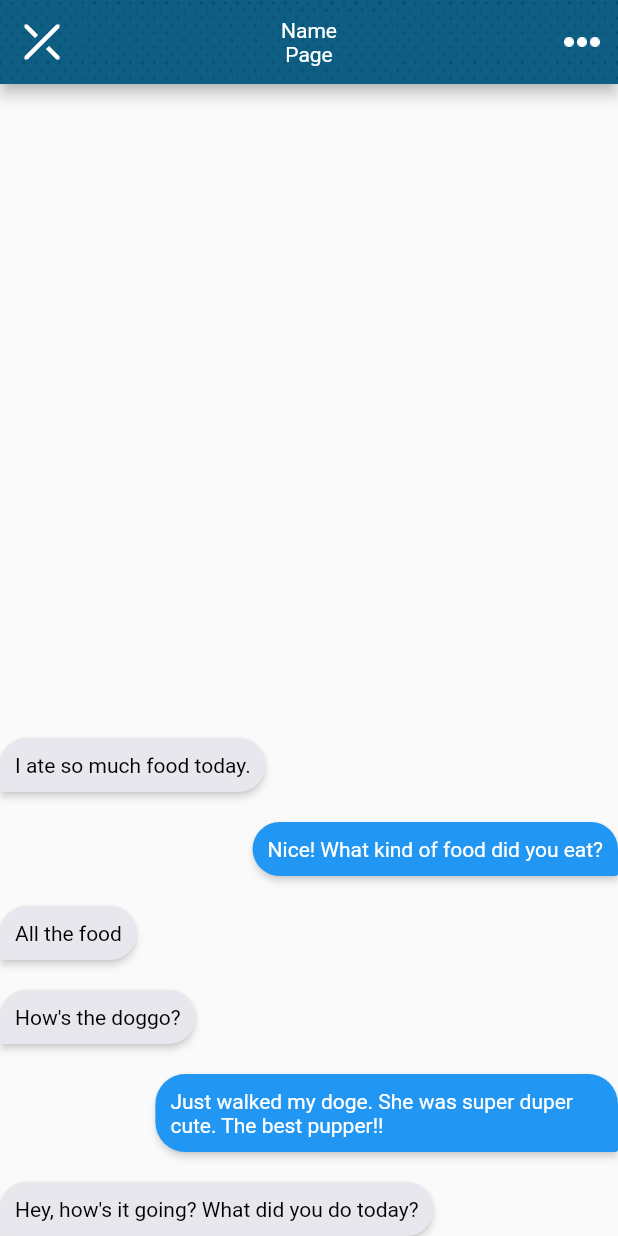
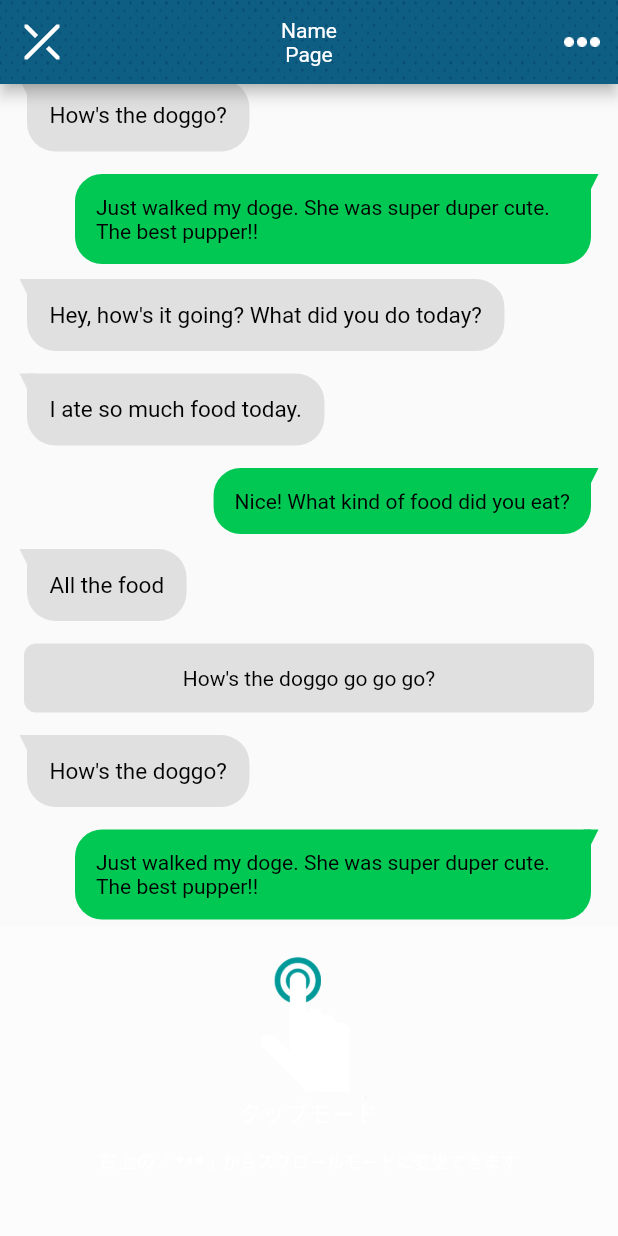
Before and after one commit to mikhoaitay23/tanzak_clone, a Flutter app: the ReadingScreen screen opened by its route, on a phone screen of 412 x 824 dp. Run offline on Flutter 3.47's test engine with Material 2 defaults, Android fonts, the phone set to English and light mode, and no system bars; drawn by our look-alikes of flutter_chat_bubble; our stand-ins replace carousel_slider, get, share_plus, smooth_page_indicator, webview_flutter; missing offline and left inert: expand_widget, flutter_email_sender; network calls fail.

Commit message:
- update

```diff
--- a/lib/data/model/message_model.dart
+++ b/lib/data/model/message_model.dart
@@ -29,6 +29,11 @@ final UserModel greg = UserModel(
   name: 'Greg',
 );
 
+final UserModel bot = UserModel(
+  id: 2,
+  name: 'Bot'
+);
+
 // EXAMPLE MESSAGES IN CHAT SCREEN
 List<Message> messages = [
   Message(
@@ -49,6 +54,62 @@ List<Message> messages = [
     sender: greg,
     time: '3:45 PM',
     text: 'How\'s the doggo?',
+    isLiked: false,
+    unread: true,
+  ),
+  Message(
+    sender: bot,
+    time: '3:45 PM',
+    text: 'How\'s the doggo go go go?',
+    isLiked: false,
+    unread: true,
+  ),
+  Message(
+    sender: greg,
+    time: '3:15 PM',
+    text: 'All the food',
+    isLiked: true,
+    unread: true,
+  ),
+  Message(
+    sender: currentUser,
+    time: '2:30 PM',
+    text: 'Nice! What kind of food did you eat?',
+    isLiked: false,
+    unread: true,
+  ),
+  Message(
+    sender: greg,
+    time: '2:00 PM',
+    text: 'I ate so much food today.',
+    isLiked: false,
+    unread: true,
+  ),
+  Message(
+    sender: greg,
+    time: '5:30 PM',
+    text: 'Hey, how\'s it going? What did you do today?',
+    isLiked: true,
+    unread: true,
+  ),
+  Message(
+    sender: currentUser,
+    time: '4:30 PM',
+    text: 'Just walked my doge. She was super duper cute. The best pupper!!',
+    isLiked: false,
+    unread: true,
+  ),
+  Message(
+    sender: greg,
+    time: '3:45 PM',
+    text: 'How\'s the doggo?',
+    isLiked: false,
+    unread: true,
+  ),
+  Message(
+    sender: bot,
+    time: '3:45 PM',
+    text: 'How\'s the doggo go go go?',
     isLiked: false,
     unread: true,
   ),
--- a/lib/screen/reading/reading_screen.dart
+++ b/lib/screen/reading/reading_screen.dart
@@ -1,7 +1,10 @@
 import 'package:flutter/material.dart';
 import 'package:flutter_chat_bubble/bubble_type.dart';
-import 'package:flutter_chat_bubble/chat_bubble.dart';
 import 'package:flutter_chat_bubble/clippers/chat_bubble_clipper_8.dart';
+import 'package:tanzak_clone/widget/bot_message.dart';
+import 'package:tanzak_clone/widget/bottom_reading_controller.dart';
+import 'package:tanzak_clone/widget/receive_message.dart';
+import 'package:tanzak_clone/widget/send_message.dart';
 
 import '../../data/model/message_model.dart';
 import '../../utils/images.dart';
@@ -57,7 +60,7 @@ class ReadingScreenState extends State<ReadingScreen> {
                     fit: BoxFit.fill)),
           ),
         ),
-        body: Column(
+        body: Stack(
           children: [
             Expanded(
                 child: ClipRRect(
@@ -68,45 +71,38 @@ class ReadingScreenState extends State<ReadingScreen> {
                 itemBuilder: (BuildContext context, int index) {
                   final Message message = messages[index];
                   final bool isMe = message.sender.id == currentUser.id;
-                  return _buildMessage(message, isMe);
+                  if (index == 0) {
+                    return SizedBox(
+                      height: MediaQuery.of(context).size.height / 4,
+                    );
+                  } else {
+                    return _buildMessage(message, isMe);
+                  }
                 },
               ),
-            ))
+            )),
+            const Align(
+              alignment: Alignment.bottomCenter,
+              child: BottomReadingController(),
+            )
           ],
         ));
   }
 
   _buildMessage(Message message, bool isMe) {
-    if (isMe) {
-      return ChatBubble(
-        clipper: ChatBubbleClipper8(type: BubbleType.sendBubble),
-        alignment: Alignment.topRight,
-        margin: const EdgeInsets.only(top: 20),
-        backGroundColor: Colors.blue,
-        child: Container(
-          constraints: BoxConstraints(
-            maxWidth: MediaQuery.of(context).size.width * 0.7,
-          ),
-          child: Text(
-            message.text,
-            style: const TextStyle(color: Colors.white),
-          ),
-        ),
+    if (message.sender.id == 2) {
+      return BotMessage(
+        messageModel: message,
+      );
+    } else {
+      if (isMe) {
+        return SendMessage(
+          messageModel: message,
+        );
+      }
+      return ReceiveMessage(
+        messageModel: message,
       );
     }
-    return ChatBubble(
-      clipper: ChatBubbleClipper8(type: BubbleType.receiverBubble),
-      backGroundColor: const Color(0xffE7E7ED),
-      margin: const EdgeInsets.only(top: 20),
-      child: Container(
-        constraints: BoxConstraints(
-          maxWidth: MediaQuery.of(context).size.width * 0.7,
-        ),
-        child: Text(
-          message.text,
-          style: const TextStyle(color: Colors.black),
-        ),
-      ),
-    );
   }
 }
--- a/lib/utils/images.dart
+++ b/lib/utils/images.dart
@@ -12,4 +12,5 @@ class Images {
 
   static const String imgBackgroundHeader = 'assets/images/img_background_header.png';
   static const String imgAppSplash = 'assets/images/img_app_splash.png';
+  static const String imgGuidelineNew = 'assets/images/img_guideline_new.png';
 }
--- /dev/null
+++ b/lib/widget/bot_message.dart
@@ -0,0 +1,40 @@
+import 'package:flutter/cupertino.dart';
+import 'package:flutter/material.dart';
+import 'package:tanzak_clone/data/model/message_model.dart';
+
+import 'ktext.dart';
+
+class BotMessage extends StatelessWidget {
+  final Message messageModel;
+
+  const BotMessage({Key key, this.messageModel}) : super(key: key);
+
+  @override
+  Widget build(BuildContext context) {
+    return Padding(
+      padding: const EdgeInsets.symmetric(vertical: 5, horizontal: 16),
+      child: Flexible(
+        child: Container(
+          padding: const EdgeInsets.all(15),
+          margin: const EdgeInsets.only(bottom: 5),
+          decoration: BoxDecoration(
+            color: Colors.grey.shade300,
+            borderRadius: const BorderRadius.only(
+              topRight: Radius.circular(8),
+              topLeft: Radius.circular(8),
+              bottomLeft: Radius.circular(8),
+              bottomRight: Radius.circular(8),
+            ),
+          ),
+          child: Center(
+            child: KText(
+              text: messageModel.text,
+              color: Colors.black,
+              fontSize: 14,
+            ),
+          ),
+        ),
+      ),
+    );
+  }
+}
--- /dev/null
+++ b/lib/widget/bottom_reading_controller.dart
@@ -0,0 +1,27 @@
+import 'package:flutter/cupertino.dart';
+import 'package:tanzak_clone/utils/images.dart';
+
+class BottomReadingController extends StatefulWidget {
+  const BottomReadingController({Key key}) : super(key: key);
+
+  @override
+  BottomReadingControllerState createState() => BottomReadingControllerState();
+}
+
+class BottomReadingControllerState extends State<BottomReadingController> {
+  @override
+  Widget build(BuildContext context) {
+    return Container(
+      height: MediaQuery.of(context).size.height / 4,
+      width: double.infinity,
+      decoration:
+          BoxDecoration(color: const Color(0xFFFFFFFF).withOpacity(0.3)),
+      child: Align(
+        alignment: Alignment.center,
+        child: Stack(
+          children: [Image.asset(Images.imgGuidelineNew)],
+        ),
+      ),
+    );
+  }
+}
--- a/lib/widget/item_chart.dart
+++ b/lib/widget/item_chart.dart
@@ -14,14 +14,12 @@ class ItemChart extends StatelessWidget {
     return Column(
       crossAxisAlignment: CrossAxisAlignment.stretch,
       children: [
-        Expanded(
-          child: Container(
-            color: Colors.grey,
-            height: 200,
-            child: Image.network(
-              itemHome.urlImage,
-              fit: BoxFit.cover,
-            ),
+        Container(
+          color: Colors.grey,
+          height: 200,
+          child: Image.network(
+            itemHome.urlImage,
+            fit: BoxFit.cover,
           ),
         ),
         const SizedBox(
--- /dev/null
+++ b/lib/widget/receive_message.dart
@@ -0,0 +1,49 @@
+import 'package:flutter/cupertino.dart';
+import 'package:flutter/material.dart';
+import 'package:tanzak_clone/widget/triangle.dart';
+import 'dart:math' as math;
+
+import '../data/model/message_model.dart';
+
+class ReceiveMessage extends StatelessWidget {
+  final Message messageModel;
+
+  const ReceiveMessage({Key key, this.messageModel}) : super(key: key);
+
+  @override
+  Widget build(BuildContext context) {
+    return Padding(
+      padding: const EdgeInsets.only(right: 50, left: 18.0, top: 5, bottom: 5),
+      child: Row(
+        mainAxisAlignment: MainAxisAlignment.start,
+        crossAxisAlignment: CrossAxisAlignment.start,
+        children: [
+          Transform(
+            alignment: Alignment.center,
+            transform: Matrix4.rotationY(math.pi),
+            child: CustomPaint(
+              painter: Triangle(bgColor: Colors.grey.shade300),
+            ),
+          ),
+          Container(
+            padding: const EdgeInsets.all(15),
+            margin: const EdgeInsets.only(bottom: 5),
+            decoration: BoxDecoration(
+              color: Colors.grey.shade300,
+              borderRadius: const BorderRadius.only(
+                topRight: Radius.circular(19),
+                bottomLeft: Radius.circular(19),
+                bottomRight: Radius.circular(19),
+              ),
+            ),
+            child: Text(
+              messageModel.text,
+              maxLines: 4,
+              style: const TextStyle(color: Colors.black, fontSize: 15),
+            ),
+          ),
+        ],
+      ),
+    );
+  }
+}
--- /dev/null
+++ b/lib/widget/send_message.dart
@@ -0,0 +1,53 @@
+import 'package:flutter/cupertino.dart';
+import 'package:flutter/material.dart';
+import 'package:tanzak_clone/data/model/message_model.dart';
+import 'package:tanzak_clone/widget/triangle.dart';
+
+import 'ktext.dart';
+
+class SendMessage extends StatelessWidget {
+  final Message messageModel;
+  const SendMessage({Key key, this.messageModel}) : super(key: key);
+
+  @override
+  Widget build(BuildContext context) {
+    final message = Flexible(
+        child: Row(
+      mainAxisAlignment: MainAxisAlignment.end,
+      crossAxisAlignment: CrossAxisAlignment.start,
+      children: [
+        Flexible(
+          child: Container(
+            padding: const EdgeInsets.all(14),
+            decoration: BoxDecoration(
+              color: Colors.greenAccent[700],
+              borderRadius: const BorderRadius.only(
+                topLeft: Radius.circular(18),
+                bottomLeft: Radius.circular(18),
+                bottomRight: Radius.circular(18),
+              ),
+            ),
+            child: KText(
+              text: messageModel.text,
+              color: Colors.black,
+              maxLines: 4,
+              fontSize: 14,
+            ),
+          ),
+        ),
+        CustomPaint(painter: Triangle(bgColor: Colors.greenAccent[700])),
+      ],
+    ));
+
+    return Padding(
+      padding: const EdgeInsets.only(right: 18.0, left: 50, top: 5, bottom: 5),
+      child: Row(
+        mainAxisAlignment: MainAxisAlignment.end,
+        children: <Widget>[
+          const SizedBox(height: 30),
+          message,
+        ],
+      ),
+    );
+  }
+}
--- /dev/null
+++ b/lib/widget/triangle.dart
@@ -0,0 +1,23 @@
+import 'package:flutter/cupertino.dart';
+
+class Triangle extends CustomPainter {
+  final Color bgColor;
+
+  Triangle({this.bgColor});
+
+  @override
+  void paint(Canvas canvas, Size size) {
+    var paint = Paint()..color = bgColor;
+
+    var path = Path();
+    path.lineTo(-5, 0);
+    path.lineTo(0, 10);
+    path.lineTo(5, 0);
+    canvas.drawPath(path, paint);
+  }
+
+  @override
+  bool shouldRepaint(covariant CustomPainter oldDelegate) {
+    return false;
+  }
+}
--- a/pubspec.yaml
+++ b/pubspec.yaml
@@ -74,6 +74,7 @@ flutter:
      - assets/images/img_background_header.png
      - assets/images/img_app_splash.png
      - assets/images/img_app_splash2.png
+     - assets/images/img_guideline_new.png
      - assets/icons/ic_share_icon_2.png
      - assets/icons/ic_favorite_deactive.png
      - assets/icons/ic_btn_go_back.png
```
Also changed, not shown: assets/images/img_guideline_new.png (added).
